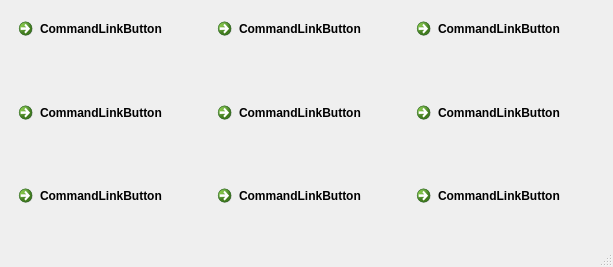
Qt form dialogs/bulkdialog.ui (gurmaaan/AdvancedPlot) before a commit.
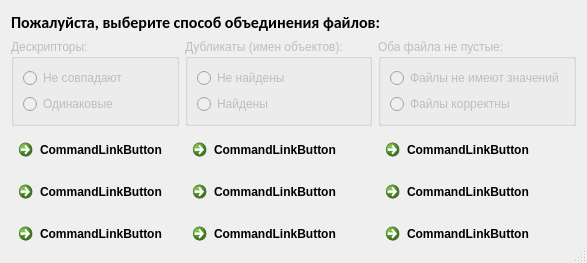
The same form after that commit. Icons and pictures are not drawn.

Commit message: Добавлено открытие той или иной страницы таб виджета при открытии того или иного файла В утилиту сравнения файлов добавлен заголовок и group box'ы статуса сравнения

What changed in the file:
```diff
--- a/dialogs/bulkdialog.ui
+++ b/dialogs/bulkdialog.ui
@@ -6,8 +6,8 @@
    <rect>
     <x>0</x>
     <y>0</y>
-    <width>613</width>
-    <height>267</height>
+    <width>554</width>
+    <height>263</height>
    </rect>
   </property>
   <property name="windowTitle">
@@ -19,48 +19,107 @@
   <property name="modal">
    <bool>true</bool>
   </property>
+  <layout class="QVBoxLayout" name="verticalLayout_4">
+   <item>
+    <widget class="QLabel" name="tittle_lbl">
+     <property name="font">
+      <font>
+       <family>Calibri</family>
+       <pointsize>12</pointsize>
+       <weight>75</weight>
+       <bold>true</bold>
+      </font>
+     </property>
+     <property name="text">
+      <string>Пожалуйста, выберите способ объединения файлов:</string>
+     </property>
+    </widget>
+   </item>
+   <item>
   <layout class="QGridLayout" name="gridLayout">
    <item row="0" column="0">
-    <widget class="QCommandLinkButton" name="commandLinkButton_1">
+      <widget class="QGroupBox" name="descriptors_gb">
+       <property name="enabled">
+        <bool>false</bool>
+       </property>
+       <property name="title">
+        <string>Дескрипторы:</string>
+       </property>
+       <layout class="QVBoxLayout" name="verticalLayout">
+        <item>
+         <widget class="QRadioButton" name="descriptors_no_rb">
      <property name="text">
-      <string>CommandLinkButton</string>
-     </property>
-     <property name="iconSize">
-      <size>
-       <width>40</width>
-       <height>40</height>
-      </size>
-     </property>
+           <string>Не совпадают</string>
+          </property>
+         </widget>
+        </item>
+        <item>
+         <widget class="QRadioButton" name="descriptors_yes_rb">
+          <property name="text">
+           <string>Одинаковые</string>
+          </property>
+         </widget>
+        </item>
+       </layout>
     </widget>
    </item>
    <item row="0" column="1">
-    <widget class="QCommandLinkButton" name="commandLinkButton_2">
+      <widget class="QGroupBox" name="duplicates_gb">
+       <property name="enabled">
+        <bool>false</bool>
+       </property>
+       <property name="title">
+        <string>Дубликаты (имен объектов):</string>
+       </property>
+       <layout class="QVBoxLayout" name="verticalLayout_2">
+        <item>
+         <widget class="QRadioButton" name="duplicates_no_rb">
      <property name="text">
-      <string>CommandLinkButton</string>
-     </property>
-     <property name="iconSize">
-      <size>
-       <width>40</width>
-       <height>40</height>
-      </size>
-     </property>
+           <string>Не найдены</string>
+          </property>
+         </widget>
+        </item>
+        <item>
+         <widget class="QRadioButton" name="duplicates_yes_rb">
+          <property name="text">
+           <string>Найдены</string>
+          </property>
+         </widget>
+        </item>
+       </layout>
     </widget>
    </item>
    <item row="0" column="2">
-    <widget class="QCommandLinkButton" name="commandLinkButton_3">
+      <widget class="QGroupBox" name="filesValid_gb">
+       <property name="enabled">
+        <bool>false</bool>
+       </property>
+       <property name="title">
+        <string>Оба файла не пустые:</string>
+       </property>
+       <layout class="QVBoxLayout" name="verticalLayout_3">
+        <item>
+         <widget class="QRadioButton" name="filesValid_no_rb">
      <property name="text">
-      <string>CommandLinkButton</string>
-     </property>
-     <property name="iconSize">
-      <size>
-       <width>40</width>
-       <height>40</height>
-      </size>
-     </property>
+           <string>Файлы не имеют значений</string>
+          </property>
+         </widget>
+        </item>
+        <item>
+         <widget class="QRadioButton" name="filesValid_yes_rb">
+          <property name="text">
+           <string>Файлы корректны</string>
+          </property>
+          <property name="checkable">
+           <bool>true</bool>
+          </property>
+         </widget>
+        </item>
+       </layout>
     </widget>
    </item>
    <item row="1" column="0">
-    <widget class="QCommandLinkButton" name="commandLinkButton_4">
+      <widget class="QCommandLinkButton" name="commandLinkButton_1">
      <property name="text">
       <string>CommandLinkButton</string>
      </property>
@@ -73,7 +132,7 @@
     </widget>
    </item>
    <item row="1" column="1">
-    <widget class="QCommandLinkButton" name="commandLinkButton_5">
+      <widget class="QCommandLinkButton" name="commandLinkButton_2">
      <property name="text">
       <string>CommandLinkButton</string>
      </property>
@@ -86,7 +145,7 @@
     </widget>
    </item>
    <item row="1" column="2">
-    <widget class="QCommandLinkButton" name="commandLinkButton_6">
+      <widget class="QCommandLinkButton" name="commandLinkButton_3">
      <property name="text">
       <string>CommandLinkButton</string>
      </property>
@@ -99,7 +158,7 @@
     </widget>
    </item>
    <item row="2" column="0">
-    <widget class="QCommandLinkButton" name="commandLinkButton_7">
+      <widget class="QCommandLinkButton" name="commandLinkButton_4">
      <property name="text">
       <string>CommandLinkButton</string>
      </property>
@@ -112,7 +171,7 @@
     </widget>
    </item>
    <item row="2" column="1">
-    <widget class="QCommandLinkButton" name="commandLinkButton_8">
+      <widget class="QCommandLinkButton" name="commandLinkButton_5">
      <property name="text">
       <string>CommandLinkButton</string>
      </property>
@@ -125,6 +184,45 @@
     </widget>
    </item>
    <item row="2" column="2">
+      <widget class="QCommandLinkButton" name="commandLinkButton_6">
+       <property name="text">
+        <string>CommandLinkButton</string>
+       </property>
+       <property name="iconSize">
+        <size>
+         <width>40</width>
+         <height>40</height>
+        </size>
+       </property>
+      </widget>
+     </item>
+     <item row="3" column="0">
+      <widget class="QCommandLinkButton" name="commandLinkButton_7">
+       <property name="text">
+        <string>CommandLinkButton</string>
+       </property>
+       <property name="iconSize">
+        <size>
+         <width>40</width>
+         <height>40</height>
+        </size>
+       </property>
+      </widget>
+     </item>
+     <item row="3" column="1">
+      <widget class="QCommandLinkButton" name="commandLinkButton_8">
+       <property name="text">
+        <string>CommandLinkButton</string>
+       </property>
+       <property name="iconSize">
+        <size>
+         <width>40</width>
+         <height>40</height>
+        </size>
+       </property>
+      </widget>
+     </item>
+     <item row="3" column="2">
     <widget class="QCommandLinkButton" name="commandLinkButton_9">
      <property name="text">
       <string>CommandLinkButton</string>
@@ -136,6 +234,8 @@
       </size>
      </property>
     </widget>
+     </item>
+    </layout>
    </item>
   </layout>
   <action name="action_rule_1">
```
Lines whose indentation alone changed are shown as unchanged. The commit also changes 3 other files.
